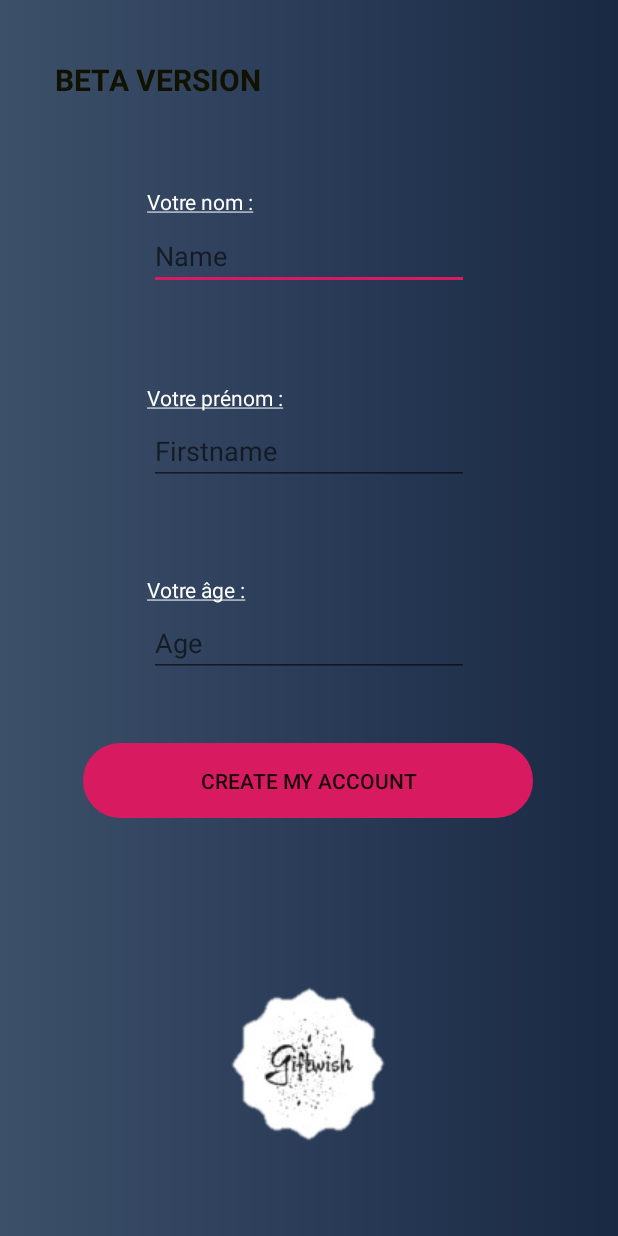
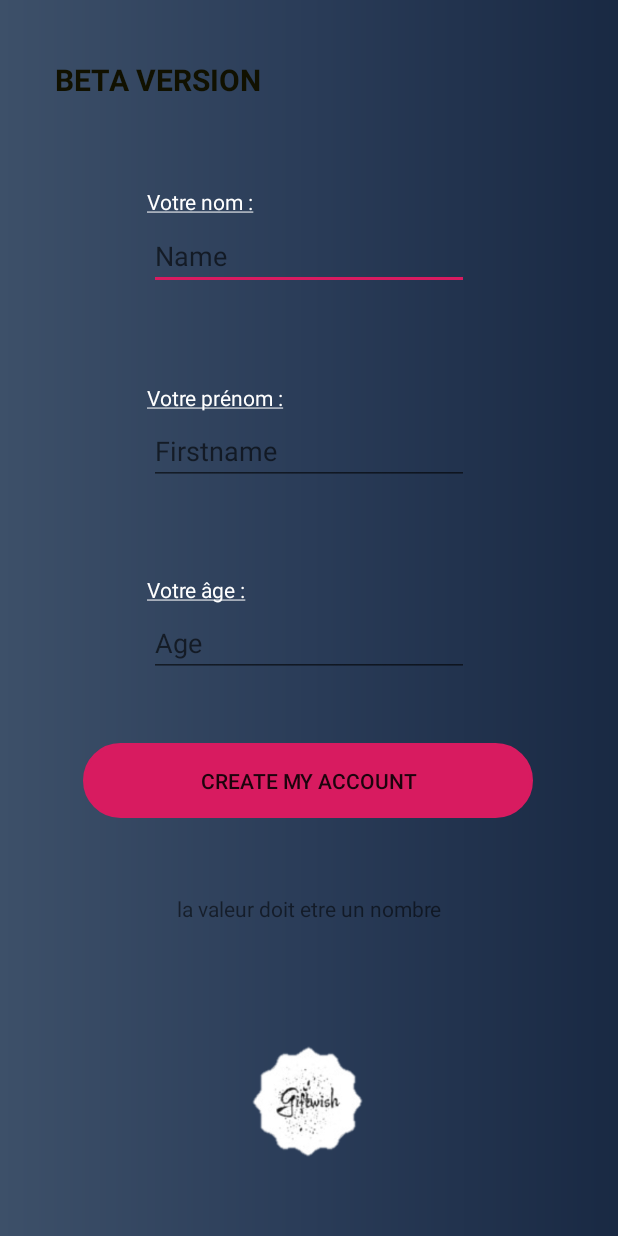
Before and after one commit to CyrilGusbin/LSINF1225-2020-GroupeL3.2-GiftWish, an Android app: the Register_Next screen opened directly, with no data from a screen before it, after a tap on "CREATE MY ACCOUNT", on a phone screen of 412 x 824 dp. Run offline under Robolectric (Android 15) with nearby library versions, the phone set to English and light mode, and no system bars.

```diff
--- a/app/src/main/java/com/example/wishlist/Interface/Register_Next.java
+++ b/app/src/main/java/com/example/wishlist/Interface/Register_Next.java
@@ -5,10 +5,12 @@ import androidx.appcompat.app.AppCompatActivity;
 
 import android.content.Intent;
 import android.os.Bundle;
+import android.text.Editable;
 import android.util.Log;
 import android.view.View;
 import android.widget.Button;
 import android.widget.EditText;
+import android.widget.TextView;
 
 import com.example.wishlist.DAO.UserDAO;
 import com.example.wishlist.R;
@@ -25,6 +27,10 @@ public class Register_Next extends AppCompatActivity {
     protected void onCreate(Bundle savedInstanceState) {
         super.onCreate(savedInstanceState);
         setContentView(R.layout.activity_register__next);
+        Intent intent = getIntent();
+        String message = intent.getStringExtra(EXTRA_MESSAGE);
+        TextView textView = findViewById(R.id.error);
+        textView.setText(message);
     }
     public void CreateData(View view){
         userDao= new UserDAO(activity);
@@ -34,6 +40,8 @@ public class Register_Next extends AppCompatActivity {
         EditText age = findViewById(R.id.setupAge);
         String nom_bis= nom.getText().toString();
         String prenom_bis= prenom.getText().toString();
+
+        try {
             String age_bis= age.getText().toString();
             Intent intent2= getIntent();
             String pseudo_bis = intent2.getStringExtra(EXTRA_MESSAGE);
@@ -44,5 +52,14 @@ public class Register_Next extends AppCompatActivity {
                 startActivity(intent);
             }
         }
+        catch (Exception e){
+            Intent intent4 = new Intent(this, Register_Next.class);
+            intent4.putExtra(EXTRA_MESSAGE, "la valeur doit etre un nombre");
+            startActivity(intent4);
+            finish();
+        }
+
 
         }
+
+}
--- a/app/src/main/res/layout/activity_register.xml
+++ b/app/src/main/res/layout/activity_register.xml
@@ -133,8 +133,8 @@
 
     <ImageView
         android:id="@+id/imageView13"
-        android:layout_width="wrap_content"
-        android:layout_height="wrap_content"
+        android:layout_width="171dp"
+        android:layout_height="138dp"
         app:layout_constraintBottom_toBottomOf="parent"
         app:layout_constraintEnd_toEndOf="parent"
         app:layout_constraintHorizontal_bias="0.497"
--- a/app/src/main/res/layout/activity_register__next.xml
+++ b/app/src/main/res/layout/activity_register__next.xml
@@ -105,8 +105,8 @@
 
     <ImageView
         android:id="@+id/imageView7"
-        android:layout_width="wrap_content"
-        android:layout_height="wrap_content"
+        android:layout_width="171dp"
+        android:layout_height="138dp"
         app:layout_constraintBottom_toBottomOf="parent"
         app:layout_constraintEnd_toEndOf="parent"
         app:layout_constraintHorizontal_bias="0.497"
@@ -130,4 +130,13 @@
         app:layout_constraintTop_toTopOf="parent"
         app:layout_constraintVertical_bias="0.049" />
 
+    <TextView
+        android:id="@+id/error"
+        android:layout_width="wrap_content"
+        android:layout_height="wrap_content"
+        app:layout_constraintBottom_toTopOf="@+id/imageView7"
+        app:layout_constraintEnd_toEndOf="parent"
+        app:layout_constraintStart_toStartOf="parent"
+        app:layout_constraintTop_toBottomOf="@+id/create_account" />
+
 </androidx.constraintlayout.widget.ConstraintLayout>
```
Lines whose indentation alone changed are shown as unchanged.
